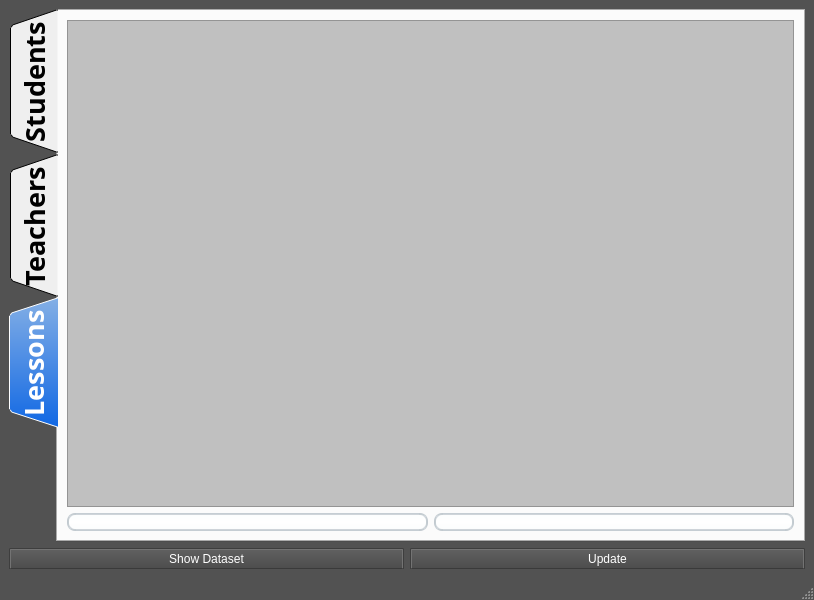
This is management_system.ui in fazlamuhendis/School-Management-System as Qt 5 draws it before an edit. The edited form follows.
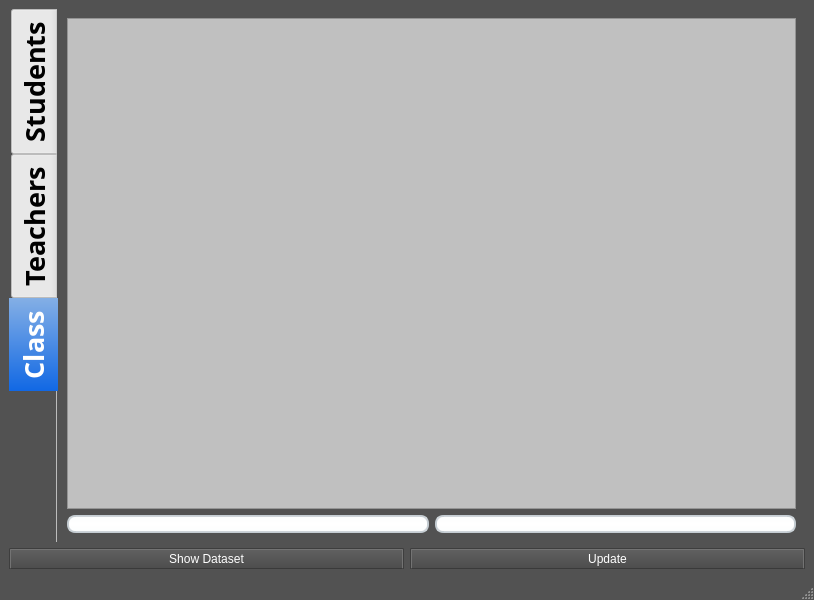
This is the edited form. The open tabs and pages were chosen to show the change. Icons and pictures are not drawn.

Commit message: Update interface design

```diff
--- a/management_system.ui
+++ b/management_system.ui
@@ -222,7 +222,7 @@
        <enum>QTabWidget::West</enum>
       </property>
       <property name="tabShape">
-       <enum>QTabWidget::Triangular</enum>
+       <enum>QTabWidget::Rounded</enum>
       </property>
       <property name="currentIndex">
        <number>1</number>
@@ -234,7 +234,7 @@
        <bool>true</bool>
       </property>
       <property name="documentMode">
-       <bool>false</bool>
+       <bool>true</bool>
       </property>
       <property name="tabsClosable">
        <bool>false</bool>
@@ -533,7 +533,7 @@
       </widget>
       <widget class="QWidget" name="Lessons">
        <attribute name="title">
-        <string>Lessons</string>
+        <string>Class</string>
        </attribute>
        <layout class="QGridLayout" name="gridLayout_4">
         <item row="0" column="0">
```
Left out of the diff: 6 changed lines with no effect on the pictures. The commit also changes 1 other file.
